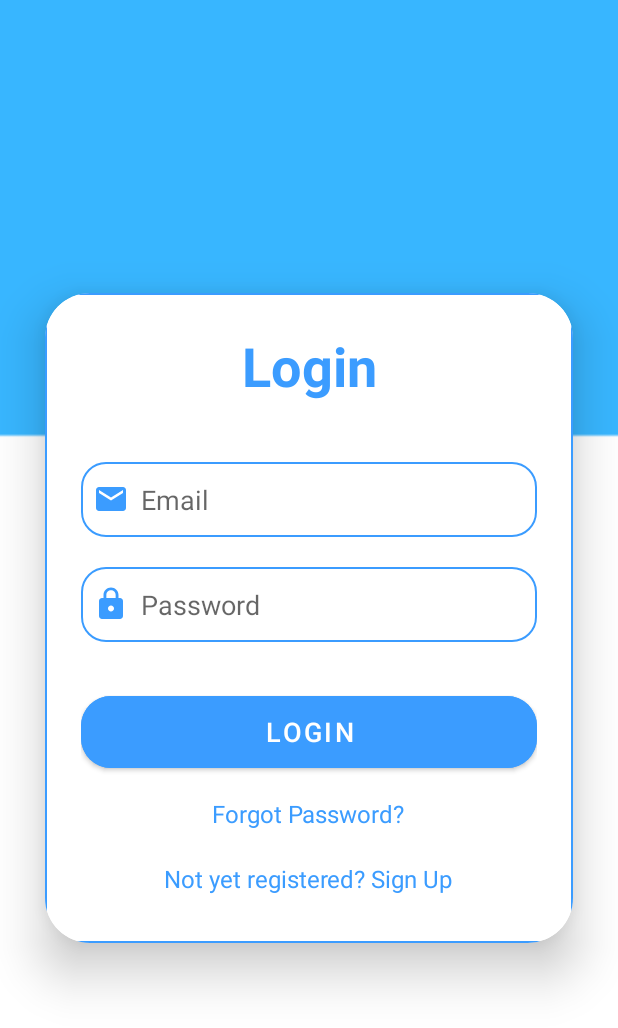
After one commit to piyushk2001/Cyber-Watch, an Android app: the LoginActivity screen opened directly, with no data from a screen before it, on a phone screen of 412 x 824 dp. The commit adds this screen. Shown: the top 1028 px of the screen. Run offline under Robolectric (Android 15) with nearby library versions, the phone set to English and light mode, and no system bars.

Commit message:
commit #3 profile-login

```diff
--- a/app/build.gradle
+++ b/app/build.gradle
@@ -1,7 +1,9 @@
 plugins {
     id 'com.android.application'
     id 'org.jetbrains.kotlin.android'
+    id 'com.google.gms.google-services'
 }
+
 
 android {
     namespace 'eu.tutorials.cyberwatch'
@@ -38,6 +40,7 @@ dependencies {
     implementation 'androidx.appcompat:appcompat:1.6.1'
     implementation 'com.google.android.material:material:1.8.0'
     implementation 'androidx.constraintlayout:constraintlayout:2.1.4'
+    implementation 'com.google.firebase:firebase-auth-ktx:22.0.0'
     testImplementation 'junit:junit:4.13.2'
     androidTestImplementation 'androidx.test.ext:junit:1.1.5'
     androidTestImplementation 'androidx.test.espresso:espresso-core:3.5.1'
--- a/app/src/main/AndroidManifest.xml
+++ b/app/src/main/AndroidManifest.xml
@@ -11,6 +11,9 @@
         android:supportsRtl="true"
         android:theme="@style/Theme.CyberWatch"
         tools:targetApi="31">
+        <activity
+            android:name=".LoginActivity"
+            android:exported="false" />
         <activity
             android:name=".ProfileActivity"
             android:exported="false" />
--- /dev/null
+++ b/app/src/main/java/eu/tutorials/cyberwatch/LoginActivity.kt
@@ -0,0 +1,11 @@
+package eu.tutorials.cyberwatch
+
+import androidx.appcompat.app.AppCompatActivity
+import android.os.Bundle
+
+class LoginActivity : AppCompatActivity() {
+    override fun onCreate(savedInstanceState: Bundle?) {
+        super.onCreate(savedInstanceState)
+        setContentView(R.layout.activity_login)
+    }
+}
--- a/app/src/main/java/eu/tutorials/cyberwatch/ProfileActivity.kt
+++ b/app/src/main/java/eu/tutorials/cyberwatch/ProfileActivity.kt
@@ -1,11 +1,25 @@
 package eu.tutorials.cyberwatch
 
+import android.content.Intent
 import androidx.appcompat.app.AppCompatActivity
 import android.os.Bundle
+import com.google.firebase.auth.FirebaseAuth
 
 class ProfileActivity : AppCompatActivity() {
+
+    private lateinit var auth: FirebaseAuth
+
     override fun onCreate(savedInstanceState: Bundle?) {
         super.onCreate(savedInstanceState)
         setContentView(R.layout.activity_profile)
+
+        auth = FirebaseAuth.getInstance()
+
+        if (auth.currentUser == null) {
+            // User is not logged in, redirect to login activity
+            val intent = Intent(this, LoginActivity::class.java)
+            startActivity(intent)
+            finish() // Optional: Close the current activity if not needed
+        }
     }
 }
--- /dev/null
+++ b/app/src/main/res/drawable/baseline_email_24.xml
@@ -0,0 +1,5 @@
+<vector android:height="24dp" android:tint="#3B9CFF"
+    android:viewportHeight="24" android:viewportWidth="24"
+    android:width="24dp" xmlns:android="http://schemas.android.com/apk/res/android">
+    <path android:fillColor="@android:color/white" android:pathData="M20,4L4,4c-1.1,0 -1.99,0.9 -1.99,2L2,18c0,1.1 0.9,2 2,2h16c1.1,0 2,-0.9 2,-2L22,6c0,-1.1 -0.9,-2 -2,-2zM20,8l-8,5 -8,-5L4,6l8,5 8,-5v2z"/>
+</vector>
--- /dev/null
+++ b/app/src/main/res/drawable/baseline_lock_24.xml
@@ -0,0 +1,5 @@
+<vector android:height="24dp" android:tint="#3B9CFF"
+    android:viewportHeight="24" android:viewportWidth="24"
+    android:width="24dp" xmlns:android="http://schemas.android.com/apk/res/android">
+    <path android:fillColor="@android:color/white" android:pathData="M18,8h-1L17,6c0,-2.76 -2.24,-5 -5,-5S7,3.24 7,6v2L6,8c-1.1,0 -2,0.9 -2,2v10c0,1.1 0.9,2 2,2h12c1.1,0 2,-0.9 2,-2L20,10c0,-1.1 -0.9,-2 -2,-2zM12,17c-1.1,0 -2,-0.9 -2,-2s0.9,-2 2,-2 2,0.9 2,2 -0.9,2 -2,2zM15.1,8L8.9,8L8.9,6c0,-1.71 1.39,-3.1 3.1,-3.1 1.71,0 3.1,1.39 3.1,3.1v2z"/>
+</vector>
--- /dev/null
+++ b/app/src/main/res/layout/activity_login.xml
@@ -0,0 +1,94 @@
+<?xml version="1.0" encoding="utf-8"?>
+<LinearLayout xmlns:android="http://schemas.android.com/apk/res/android"
+    xmlns:app="http://schemas.android.com/apk/res-auto"
+    xmlns:tools="http://schemas.android.com/tools"
+    android:layout_width="match_parent"
+    android:layout_height="match_parent"
+    android:orientation="vertical"
+    android:gravity="center"
+    android:background="@drawable/backgroundpic"
+    tools:context=".LoginActivity">
+
+    <androidx.cardview.widget.CardView
+        android:layout_width="match_parent"
+        android:layout_height="wrap_content"
+        android:layout_margin="30dp"
+        app:cardCornerRadius="30dp"
+        app:cardElevation="20dp"
+        >
+
+        <LinearLayout
+            android:layout_width="match_parent"
+            android:layout_height="wrap_content"
+            android:orientation="vertical"
+            android:layout_gravity="center_horizontal"
+            android:padding="24dp"
+            android:background="@drawable/back"
+            >
+            <TextView
+                android:layout_width="match_parent"
+                android:layout_height="wrap_content"
+                android:text="Login"
+                android:id="@+id/loginText"
+                android:textSize="36sp"
+                android:textAlignment="center"
+                android:textStyle="bold"
+                android:textColor="@color/blue"
+                />
+            <EditText
+                android:layout_width="match_parent"
+                android:layout_height="50dp"
+                android:id="@+id/login_email"
+                android:background="@drawable/back"
+                android:layout_marginTop="40dp"
+                android:padding="8dp"
+                android:hint="Email"
+                android:drawableLeft="@drawable/baseline_email_24"
+                android:textColor="@color/black"
+                android:drawablePadding="8dp"/>
+            <EditText
+                android:layout_width="match_parent"
+                android:layout_height="50dp"
+                android:id="@+id/login_password"
+                android:background="@drawable/back"
+                android:layout_marginTop="20dp"
+                android:inputType="textPassword"
+                android:padding="8dp"
+                android:hint="Password"
+                android:drawableLeft="@drawable/baseline_lock_24"
+                android:textColor="@color/black"
+                android:drawablePadding="8dp"/>
+
+            <Button android:layout_width="match_parent"
+                android:layout_height="60dp"
+                android:text="Login"
+                android:id="@+id/login_button"
+                android:textSize="18sp"
+                android:layout_marginTop="30dp"
+                android:backgroundTint="@color/blue"
+                app:cornerRadius="20dp"/>
+            <TextView
+                android:id="@+id/forgot_password"
+                android:layout_width="wrap_content"
+                android:layout_height="wrap_content"
+                android:layout_gravity="center"
+                android:layout_marginTop="5dp"
+                android:padding="8dp"
+                android:text="Forgot Password?"
+                android:textColor="@color/blue"
+                android:textSize="16sp"
+                />
+            <TextView
+                android:id="@+id/signUpRedirectText"
+                android:layout_width="wrap_content"
+                android:layout_height="wrap_content"
+                android:layout_marginTop="5dp"
+                android:padding="8dp"
+                android:layout_gravity="center"
+                android:text="Not yet registered? Sign Up"
+                android:textAlignment="center"
+                android:textColor="@color/blue"
+                android:textSize="16sp"/>
+        </LinearLayout>
+    </androidx.cardview.widget.CardView>
+</LinearLayout>
--- a/app/src/main/res/layout/activity_profile.xml
+++ b/app/src/main/res/layout/activity_profile.xml
@@ -1,9 +1,15 @@
 <?xml version="1.0" encoding="utf-8"?>
-<androidx.constraintlayout.widget.ConstraintLayout xmlns:android="http://schemas.android.com/apk/res/android"
+<LinearLayout xmlns:android="http://schemas.android.com/apk/res/android"
     xmlns:app="http://schemas.android.com/apk/res-auto"
     xmlns:tools="http://schemas.android.com/tools"
     android:layout_width="match_parent"
     android:layout_height="match_parent"
     tools:context=".ProfileActivity">
+    <TextView
+        android:layout_width="wrap_content"
+        android:layout_height="wrap_content"
+        android:text="Hello"/>
 
-</androidx.constraintlayout.widget.ConstraintLayout>
+
+
+</LinearLayout>
--- a/build.gradle
+++ b/build.gradle
@@ -1,4 +1,8 @@
-// Top-level build file where you can add configuration options common to all sub-projects/modules.
+buildscript {
+    dependencies {
+        classpath 'com.google.gms:google-services:4.3.15'
+    }
+}// Top-level build file where you can add configuration options common to all sub-projects/modules.
 plugins {
     id 'com.android.application' version '7.4.1' apply false
     id 'com.android.library' version '7.4.1' apply false
```
Also changed, not shown: app/src/main/res/drawable/backgroundpic.png (added).
